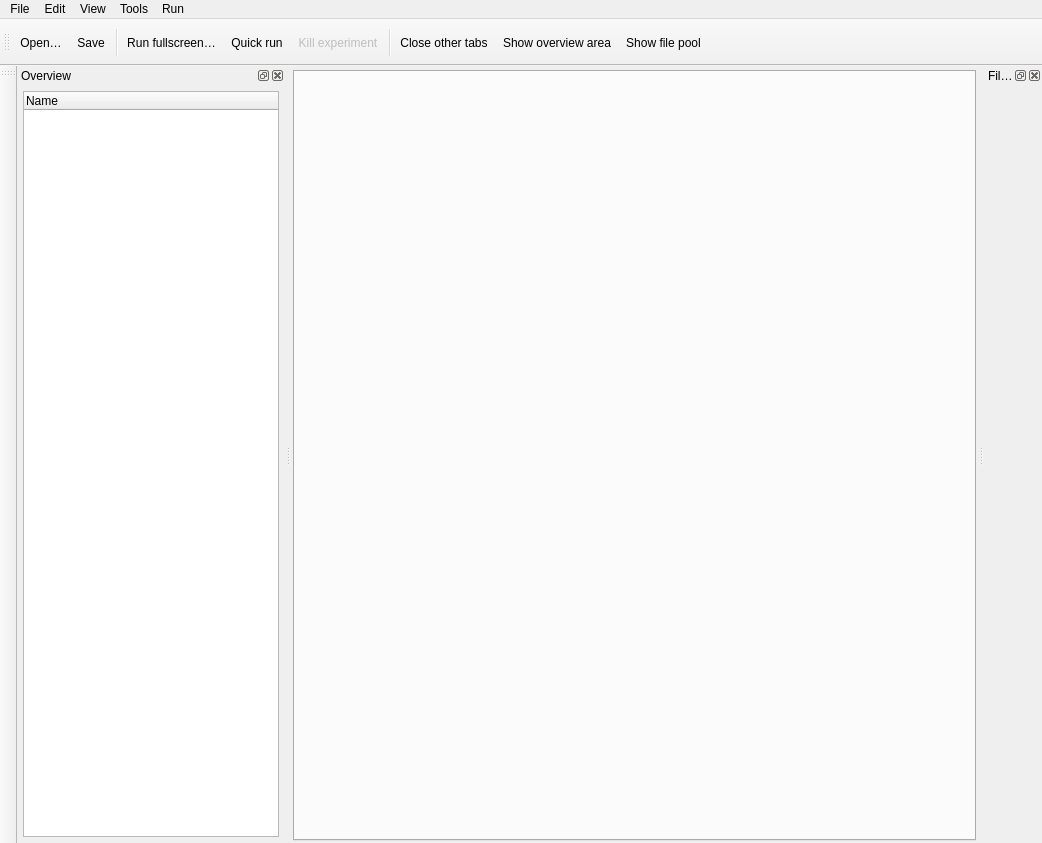
Qt form libqtopensesame/resources/ui/misc/main_window.ui (camilahinojosa26/OpenSesame) before a commit.
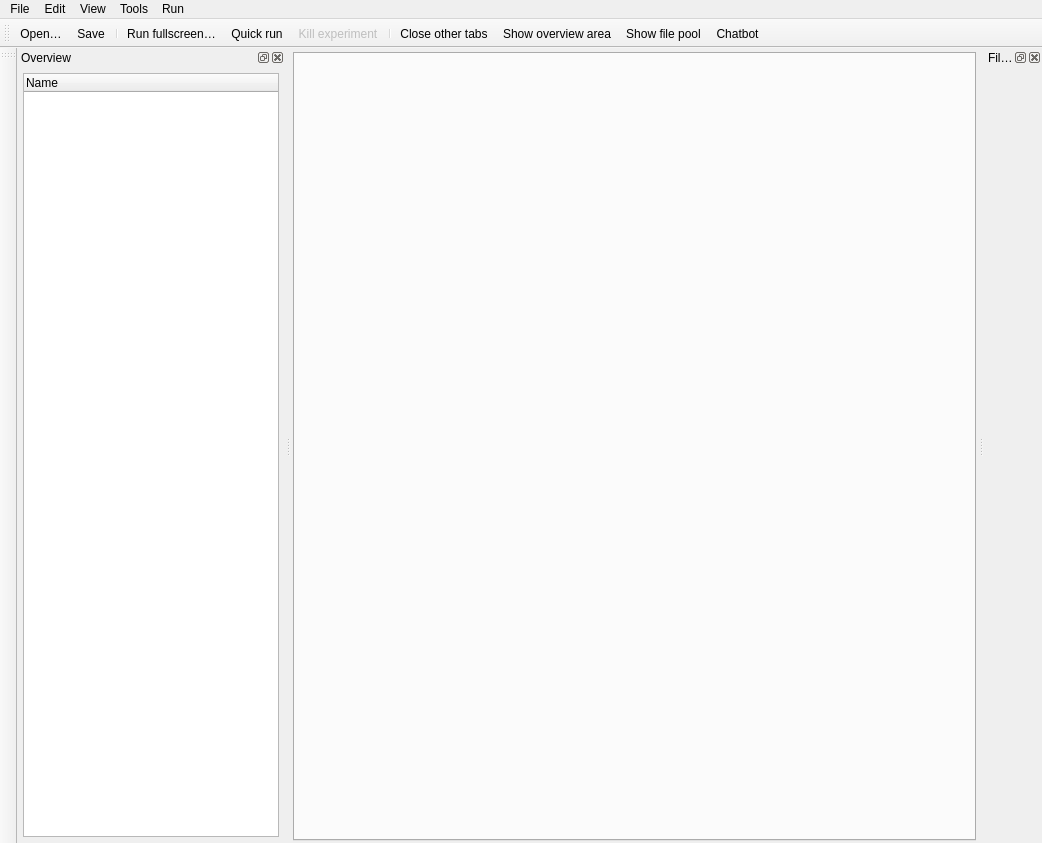
The same form after that commit. Icons and pictures are not drawn. Custom widgets are drawn as their Qt base class.

```diff
--- a/libqtopensesame/resources/ui/misc/main_window.ui
+++ b/libqtopensesame/resources/ui/misc/main_window.ui
@@ -483,6 +483,9 @@
     <iconset theme="eyeguide">
      <normaloff>.</normaloff>.</iconset>
    </property>
+   <property name="text">
+    <string>Chatbot</string>
+   </property>
   </action>
  </widget>
  <customwidgets>
```
